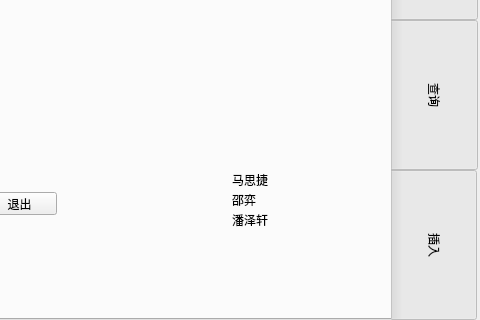
This is core/mainwindow.ui in okuchiri/database-big-homework as Qt 5 draws it before an edit; both pictures show x 320 to 800 and y 280 to 600 of the 800 by 600 pixel window. The edited form follows.
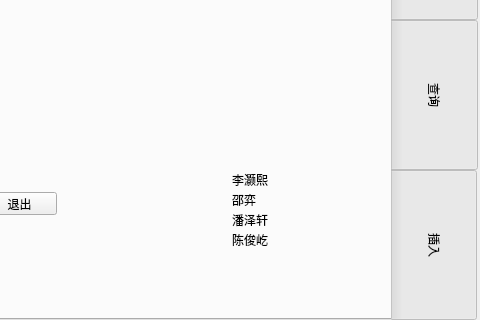
This is the edited form. The open tabs and pages were chosen to show the change.

What changed in the file:
```diff
--- a/core/mainwindow.ui
+++ b/core/mainwindow.ui
@@ -101,7 +101,20 @@
       </rect>
      </property>
      <property name="text">
-      <string>马思捷</string>
+      <string>李灏熙</string>
+     </property>
+    </widget>
+    <widget class="QLabel" name="label_name1_2">
+     <property name="geometry">
+      <rect>
+       <x>550</x>
+       <y>510</y>
+       <width>54</width>
+       <height>16</height>
+      </rect>
+     </property>
+     <property name="text">
+      <string>陈俊屹</string>
      </property>
     </widget>
    </widget>
```
Left out of the diff: 12 changed lines with no effect on the pictures.
